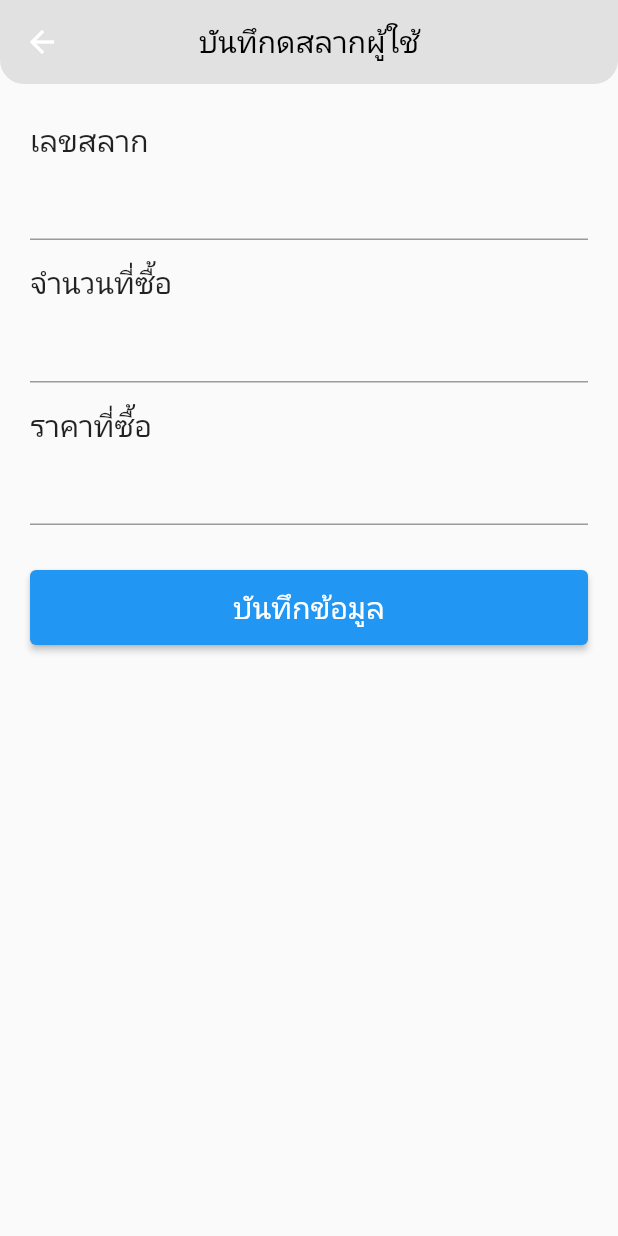
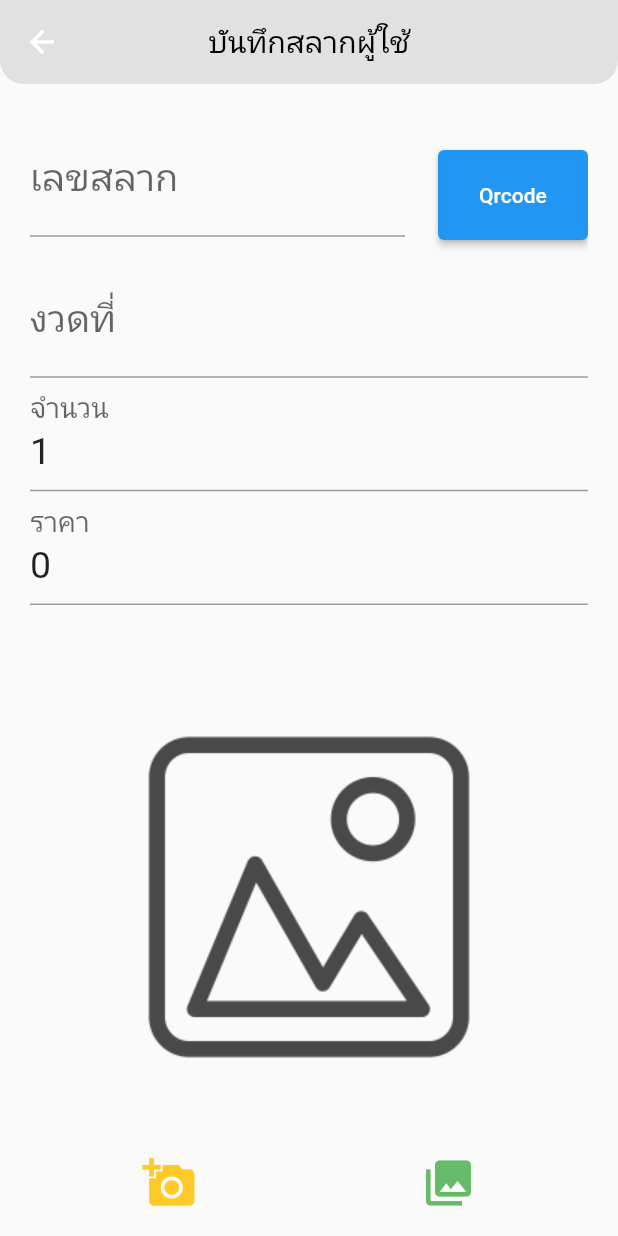
Before and after one commit to yosaphon/flutter, a Flutter app: the Formshowlotto screen opened directly, on a phone screen of 412 x 824 dp. Run offline on Flutter 3.47's test engine with Material 2 defaults, Android fonts, the phone set to English and light mode, and no system bars; our stand-ins replace auth_buttons, cached_network_image, carousel_slider, cloud_firestore, firebase_auth, firebase_core and 6 more; missing offline and left inert: flutter_facebook_login, footer, qr_code_scanner; accounts and stored records are empty.

Commit message:
เพิ่มข้อมูล

```diff
--- a/lib/model/userlottery.dart
+++ b/lib/model/userlottery.dart
@@ -7,8 +7,10 @@ class Userlottery {
   String amount;
   String lotteryprice;
   String username;
+  String imageurl;
+  String date;
 
-  Userlottery({this.userid, this.number, this.amount,this.lotteryprice, this.username});
+  Userlottery({this.userid, this.number, this.amount,this.lotteryprice, this.username , this.imageurl ,this.date});
 }
 
 Future deleteUserLottery(String documentId) async {
--- a/lib/screen/display_userlotto.dart
+++ b/lib/screen/display_userlotto.dart
@@ -92,7 +92,7 @@ class UserprofileLottery extends StatelessWidget {
                 child: ListTile(
                   // tileColor: Colors.cyan[100],
                   leading: Image.network(
-                    user.photoURL,
+                    document["imageurl"],
                     width: 100,
                     fit: BoxFit.fitWidth,
                   ), //ต้องแก้เป็นรูปที่บันทึก ตอนนี้เอามาแสดงไว้ก่อน
--- a/lib/screen/formshowlotto.dart
+++ b/lib/screen/formshowlotto.dart
@@ -1,10 +1,16 @@
+import 'dart:io';
+import 'dart:math';
+
 import 'package:cloud_firestore/cloud_firestore.dart';
 import 'package:firebase_auth/firebase_auth.dart';
 import 'package:firebase_core/firebase_core.dart';
+import 'package:firebase_storage/firebase_storage.dart' as firebase_storage;
 import 'package:flutter/material.dart';
 import 'package:flutter/services.dart';
 import 'package:form_field_validator/form_field_validator.dart';
+import 'package:image_picker/image_picker.dart';
 import 'package:lotto/model/userlottery.dart';
+import 'package:uuid/uuid.dart';
 
 class Formshowlotto extends StatefulWidget {
   @override
@@ -13,12 +19,92 @@ class Formshowlotto extends StatefulWidget {
 
 class _FormshowlottoState extends State<Formshowlotto> {
   final formKey = GlobalKey<FormState>();
+  // File file;
+  // final ImagePicker _picker = ImagePicker();
+  var convertedImage;
+  String urlpiture;
+
+  String number ;
+  String amount = "1";
+  String lotteryprice="0";
+  String date;
+
   Userlottery userlottery = Userlottery();
   final user = FirebaseAuth.instance.currentUser;
   // เตรียม firebase
   final Future<FirebaseApp> firebase = Firebase.initializeApp();
-  CollectionReference _userltottery =
-      FirebaseFirestore.instance.collection("userlottery");
+  // CollectionReference _userltottery =
+  //     FirebaseFirestore.instance.collection("userlottery");
+
+  // Future<void> chooseImage(ImageSource imageSource) async {
+  //   try {
+  //     // final pickedFile = await _picker.pickImage(
+  //     //   source: imageSource,
+  //     //   maxWidth: 800,
+  //     //   maxHeight: 800,
+  //     //   imageQuality: 70,
+  //     // );
+  //     // setState(() {
+  //     //   _imageFile = pickedFile;
+  //     // });
+  //     final objectimage = await _picker.pickImage(
+  //       source: imageSource,
+  //       maxHeight: 800,
+  //       maxWidth: 800,
+  //     );
+  //     setState(() {
+  //       file = objectimage as File;
+  //     });
+  //   } catch (e) {}
+  // }
+  File _image;
+  final picker = ImagePicker();
+
+  Future getImage(ImageSource imageSource) async {
+    final pickedFile = await picker.getImage(
+        source: imageSource, maxHeight: 1024, maxWidth: 1024, imageQuality: 70);
+
+    setState(() {
+      if (pickedFile != null) {
+        _image = File(pickedFile.path);
+      } else {
+        print('No image selected.');
+      }
+    });
+  }
+
+  Future UploadPicture() async {
+    var uuid = Uuid().v4();
+    var now = DateTime.now();
+    firebase_storage.FirebaseStorage firebaseStorage =
+        firebase_storage.FirebaseStorage.instance;
+    firebase_storage.Reference reference = firebase_storage
+        .FirebaseStorage.instance
+        .ref()
+        .child('userimg/$uuid$now');
+    firebase_storage.UploadTask uploadTask = reference.putFile(_image);
+    urlpiture = await (await uploadTask).ref.getDownloadURL();
+    print('url = $urlpiture');
+    inserttoFirebase();
+  }
+
+  Future inserttoFirebase() async {
+    Map<String, dynamic> map = Map();
+
+    map["username"] = user.displayName;
+    map["number"] = number;
+    map["amount"] = amount;
+    map["lotteryprice"] = lotteryprice;
+    map["date"] = date;
+    map["imageurl"] = urlpiture;
+    map["userid"] = user.uid;
+
+    await FirebaseFirestore.instance
+        .collection("userlottery")
+        .doc()
+        .set(map)
+        .then((value) => null);
+  }
 
   @override
   Widget build(BuildContext context) {
@@ -41,7 +127,7 @@ class _FormshowlottoState extends State<Formshowlotto> {
               appBar: AppBar(
                 centerTitle: true,
                 title: Text(
-                  "บันทึกดสลากผู้ใช้",
+                  "บันทึกสลากผู้ใช้",
                   style: TextStyle(color: Colors.black),
                 ),
                 shape: RoundedRectangleBorder(
@@ -60,62 +146,110 @@ class _FormshowlottoState extends State<Formshowlotto> {
                     child: Column(
                       crossAxisAlignment: CrossAxisAlignment.start,
                       children: [
-                        SizedBox(height: 60,),
-                        Text(
-                          "เลขสลาก",
-                          style: TextStyle(fontSize: 20),
+                        SizedBox(
+                          height: 60,
                         ),
-                        TextFormField(
+                        Row(
+                          mainAxisAlignment: MainAxisAlignment.spaceBetween,
+                          children: [
+                            SizedBox(
+                              width: 250,
+                              child: TextFormField(
+                                decoration:
+                                    InputDecoration(labelText: 'เลขสลาก'),
                                 style: TextStyle(fontSize: 25),
                                 inputFormatters: [
-                            FilteringTextInputFormatter.allow(RegExp(r'[0-9]')),
+                                  FilteringTextInputFormatter.allow(
+                                      RegExp(r'[0-9]')),
                                   LengthLimitingTextInputFormatter(6),
                                 ],
                                 validator: MultiValidator([
-                            RequiredValidator(errorText: "กรุณาป้อน เลขสลาก")
+                                  RequiredValidator(
+                                      errorText: "กรุณาป้อน เลขสลาก")
                                 ]),
-                          onSaved: (String number) {
-                            userlottery.number = number;
+                                onChanged: (String string) {
+                                  number = string;
                                 },
                                 keyboardType: TextInputType.number,
-
                               ),
-                        SizedBox(
-                          height: 15,
                             ),
-                        Text(
-                          "จำนวนที่ซื้อ",
-                          style: TextStyle(fontSize: 20),
+                            Padding(
+                              padding: const EdgeInsets.only(top: 20),
+                              child: SizedBox(
+                                height: 60,
+                                width: 100,
+                                child: ElevatedButton(
+                                  child: Text('Qrcode',
+                                      style: TextStyle(color: Colors.white)),
+                                  onPressed: () {},
+                                ),
+                              ),
+                            )
+                          ],
+                        ),
+                        SizedBox(height: 16),
+                        TextFormField(
+                          //ยังไม่ใช้
+                          decoration: InputDecoration(labelText: 'งวดที่'),
+                          style: TextStyle(fontSize: 25),
+                          onChanged: (String string) {
+                            date = string;
+                          },
                         ),
                         TextFormField(
+                          decoration: InputDecoration(labelText: 'จำนวน'),
                           style: TextStyle(fontSize: 25),
-
+                          initialValue: amount = "1",
                           validator: MultiValidator([
                             RequiredValidator(errorText: "กรุณาป้อน จำนวน")
                           ]),
-                          onSaved: (String amount) {
-                            userlottery.amount = amount;
+                          onChanged: (String string) {
+                            amount = string;
                           },
                           keyboardType: TextInputType.number,
                         ),
-                        SizedBox(
-                          height: 15,
-                        ),
-                        Text(
-                          "ราคาที่ซื้อ",
-                          style: TextStyle(fontSize: 20),
-                        ),
                         TextFormField(
+                          decoration: InputDecoration(labelText: 'ราคา'),
+                          initialValue: lotteryprice ="0",
                           style: TextStyle(fontSize: 25),
                           validator: MultiValidator(
                               [RequiredValidator(errorText: "กรุณาป้อนราคา")]),
-                          onSaved: (String lotteryprice) {
-                            userlottery.lotteryprice = lotteryprice;
+                          onChanged: (String string) {
+                            lotteryprice = string;
                           },
                           keyboardType: TextInputType.number,
                         ),
                         SizedBox(
                           height: 30,
+                        ),
+                        Container(
+                          padding: EdgeInsets.all(20),
+                          width: MediaQuery.of(context).size.width,
+                          height: MediaQuery.of(context).size.height * 0.4,
+                          child: _image == null
+                              ? Image.asset('asset/gallery-187-902099.png')
+                              : Image.file(_image),
+                        ),
+                        Container(
+                          child: Row(
+                            mainAxisAlignment: MainAxisAlignment.spaceAround,
+                            children: [
+                              IconButton(
+                                  onPressed: () {
+                                    getImage(ImageSource.camera);
+                                  },
+                                  iconSize: 36,
+                                  color: Colors.amber[400],
+                                  icon: Icon(Icons.add_a_photo)),
+                              IconButton(
+                                  onPressed: () {
+                                    getImage(ImageSource.gallery);
+                                  },
+                                  iconSize: 36,
+                                  color: Colors.green[400],
+                                  icon: Icon(Icons.collections)),
+                            ],
+                          ),
                         ),
                         SizedBox(
                           height: 50,
@@ -125,18 +259,22 @@ class _FormshowlottoState extends State<Formshowlotto> {
                               "บันทึกข้อมูล",
                               style: TextStyle(fontSize: 20),
                             ),
-                            onPressed: () async {
-                              if (formKey.currentState.validate()) {
-                                formKey.currentState.save();
-                                await _userltottery.add({
-                                  "username": user.displayName,
-                                  "number": userlottery.number,
-                                  "amount": userlottery.amount,
-                                  "lotteryprice": userlottery.lotteryprice,
-                                  "userid": user.uid
-                                });
-                                formKey.currentState.reset();
-                              }
+                            onPressed: () {
+                              UploadPicture();
+                              // if (formKey.currentState.validate()) {
+
+                              //   formKey.currentState.save();
+                              //   await _userltottery.add({
+                              //     "username": user.displayName,
+                              //     "number": userlottery.number,
+                              //     "amount": userlottery.amount,
+                              //     "lotteryprice": userlottery.lotteryprice,
+                              //     "date": userlottery.date,
+                              //     "imageurl": userlottery.imageurl,
+                              //     "userid": user.uid
+                              //   });
+                              //   formKey.currentState.reset();
+                              // }
                             },
                           ),
                         ),
```
Also changed, not shown: lib/provider/user_provider.dart (added, +34 -0 lines), pubspec.yaml (+7 -0 lines), asset/gallery-187-902099.png (added), pubspec.lock. Lines whose indentation alone changed are shown as unchanged.
